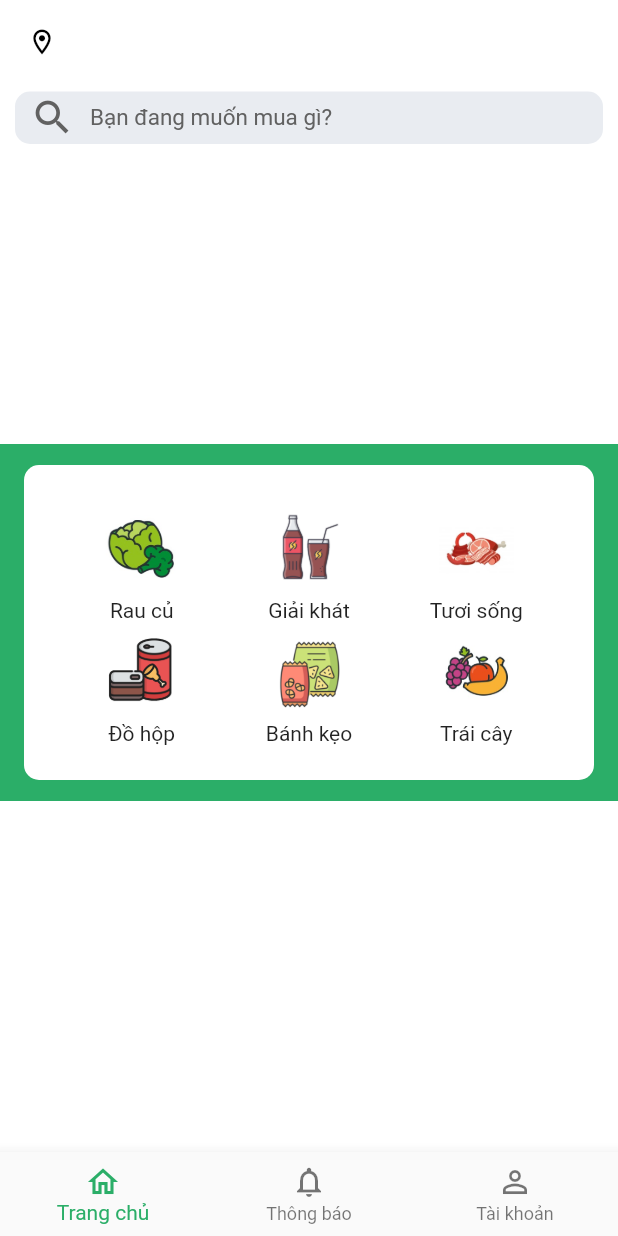
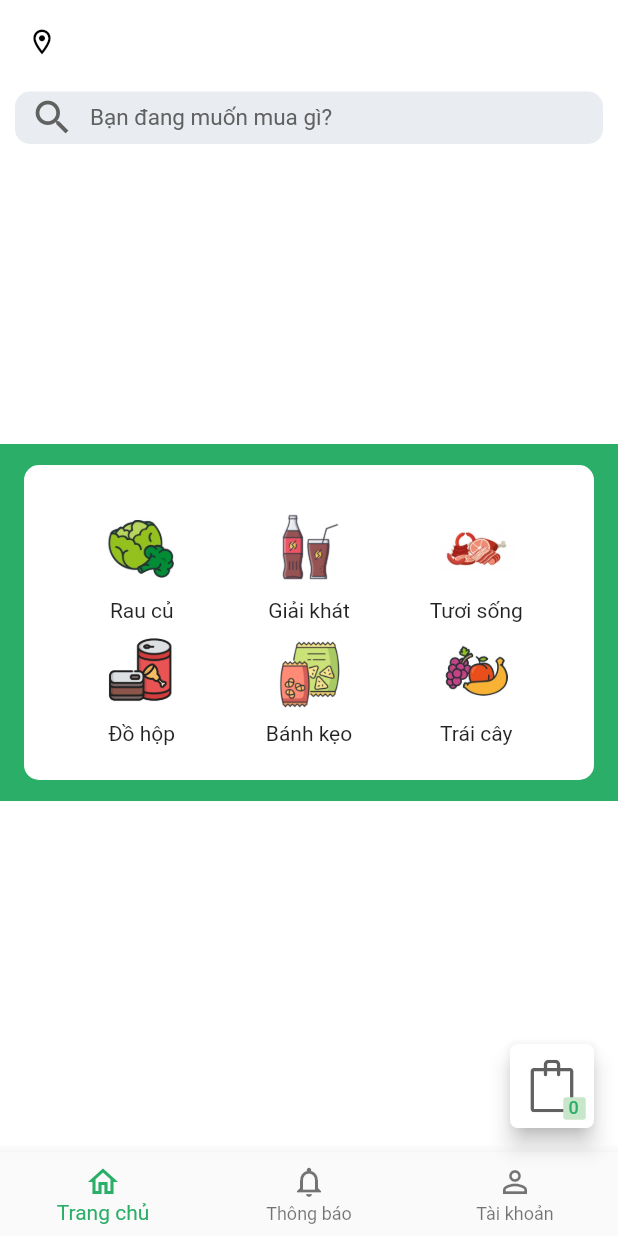
Before and after one commit to tienjtran/customer_cheapee, a Flutter app: the HomeScreen screen opened directly, on a phone screen of 412 x 824 dp. Run offline on Flutter 3.47's test engine with Material 2 defaults, Android fonts, the phone set to English and light mode, and no system bars; our stand-ins replace cloud_firestore, firebase_auth, firebase_core, firebase_messaging, firebase_storage, flutter_icons and 7 more; missing offline and left inert: flutter_config; accounts and stored records are empty; network calls fail.

Commit message:
[Mobile][Common][CA-133] Add floating button

```diff
--- a/lib/views/ui/home.dart
+++ b/lib/views/ui/home.dart
@@ -24,10 +24,10 @@ class HomeScreen extends StatefulWidget {
   HomeScreen({this.initIndex = 0});
 
   @override
-  _HomeScreenState createState() => _HomeScreenState();
+  HomeScreenState createState() => HomeScreenState();
 }
 
-class _HomeScreenState extends State<HomeScreen> {
+class HomeScreenState extends State<HomeScreen> {
   int _selectedIndex = 0;
   Position _currentPosition;
   static String _currentAddress = '';
@@ -141,13 +141,15 @@ class _HomeScreenState extends State<HomeScreen> {
       appBar: buildAppBar(),
       body: buildBody(),
       bottomNavigationBar: _buildBottomNavigationBar(context),
-      floatingActionButton: _selectedIndex == 0
-          ? ((productCartRef == null || shoppingCartQuantity == 0)
-              ? null
-              : FloatingActionButton(
-                  onPressed: _navigateToCartScreen,
+      floatingActionButton: getCartWidget(context),
+    );
+  }
+
+  static Widget getCartWidget(BuildContext context) {
+    return FloatingActionButton(
+      onPressed: () => navigateToCartScreen(context),
       backgroundColor: AppColors.white,
-                  child: CartIconWidget(shoppingCartQuantity),
+      child: CartIconWidget(),
       shape: RoundedRectangleBorder(
         borderRadius: BorderRadius.all(
           Radius.circular(
@@ -155,12 +157,10 @@ class _HomeScreenState extends State<HomeScreen> {
           ),
         ),
       ),
-                ))
-          : null,
     );
   }
 
-  void _navigateToCartScreen() {
+  static void navigateToCartScreen(BuildContext context) {
     Navigator.pushNamed(context, NamedRoutes.cartRoute);
   }
 
@@ -749,10 +749,6 @@ class _HomeFragmentState extends State<HomeFragment> implements HomeView {
 }
 
 class CartIconWidget extends StatelessWidget {
-  CartIconWidget(this.quantity);
-
-  int quantity;
-
   @override
   Widget build(BuildContext context) {
     return Container(
@@ -779,13 +775,30 @@ class CartIconWidget extends StatelessWidget {
                 ),
                 color: AppColors.lightGreen,
               ),
-              child: Text(
-                quantity.toString(),
+              child: StreamBuilder<QuerySnapshot>(
+                stream: FirebaseUtils.getCartReference().snapshots(),
+                builder: (BuildContext context,
+                    AsyncSnapshot<QuerySnapshot> snapshot) {
+                  if (snapshot.hasError) {
+                    return Text(
+                      '0',
                       textAlign: TextAlign.center,
                       style: TextStyle(
                         color: Theme.of(context).accentColor,
                         fontSize: AppFontSizes.smallSize,
                       ),
+                    );
+                  }
+
+                  return Text(
+                    snapshot.data.docs.length.toString(),
+                    textAlign: TextAlign.center,
+                    style: TextStyle(
+                      color: Theme.of(context).accentColor,
+                      fontSize: AppFontSizes.smallSize,
+                    ),
+                  );
+                },
               ),
             ),
           ],
--- a/lib/views/ui/storeDetail.dart
+++ b/lib/views/ui/storeDetail.dart
@@ -1,6 +1,5 @@
 import 'package:customer_cheapee/presenters/storeDetail_presenter.dart';
 import 'package:customer_cheapee/views/models/output/category.dart';
-import 'package:customer_cheapee/views/models/output/home.dart';
 import 'package:customer_cheapee/views/models/output/productDetailModel.dart';
 import 'package:customer_cheapee/views/models/output/store.dart';
 import 'package:customer_cheapee/views/utils/common.dart';
@@ -9,6 +8,7 @@ import 'package:customer_cheapee/views/utils/diamongShape.dart';
 import 'package:customer_cheapee/views/utils/suggestedProduct.dart';
 import 'package:flutter/material.dart';
 import 'package:geolocator/geolocator.dart';
+import 'package:customer_cheapee/views/ui/home.dart';
 
 class StoreDetailScreen extends StatelessWidget {
   StoreDetailPresenter _storeDetailPresenter = StoreDetailPresenter();
@@ -154,6 +154,10 @@ class StoreDetailScreen extends StatelessWidget {
     }
 
     return Scaffold(
+        floatingActionButton: Padding(
+          padding: const EdgeInsets.only(bottom: 55.0),
+          child: HomeScreenState.getCartWidget(context),
+        ),
         body: FutureBuilder(
             future: Future.wait(
                 [asyncMethod(_storeId), loadListCategoryOnScreen()]),
--- a/lib/views/utils/constants.dart
+++ b/lib/views/utils/constants.dart
@@ -214,12 +214,4 @@ class MessagingConstants {
   static const String keyProcessValue = 'processKey';
 
   static const String orderId = 'orderId';
-
-  static const int waitToCollect = 0;
-
-  static const int waitForPayment = 1;
-
-  static const int orderHistory = 2;
-
-  static const int canceled = 3;
 }
```
Also changed, not shown: lib/views/ui/productDetail.dart (+15 -8 lines). Lines whose indentation alone changed are shown as unchanged.
